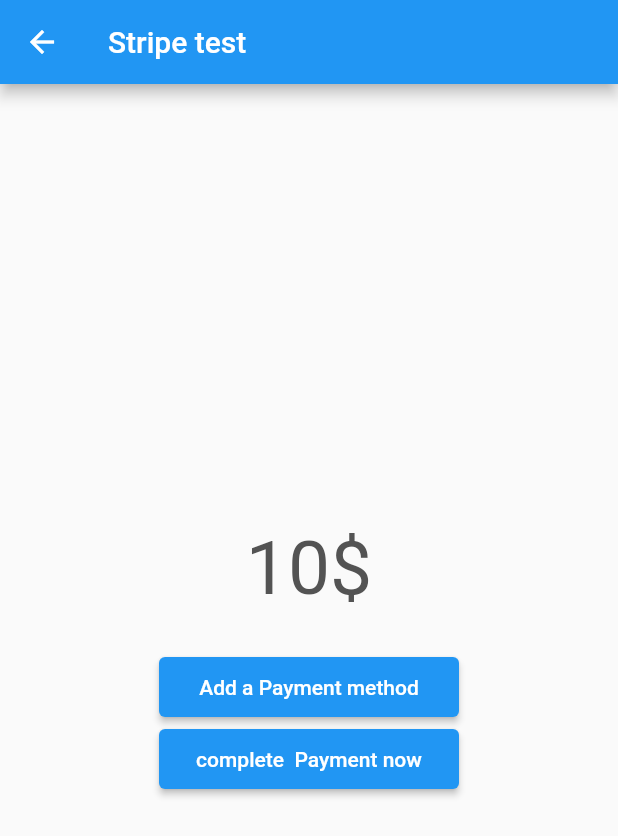
After one commit to LeNguyenGiaBao/strarry_flutter, a Flutter app: the PaymentScreen screen opened by its route, after a tap on "Add a Payment method", on a phone screen of 412 x 824 dp. The commit adds this screen. Shown: the top 836 px of the screen. Run offline on Flutter 3.47's test engine with Material 2 defaults, Android fonts, the phone set to English and light mode, and no system bars; our stand-ins replace flutter_svg, get; missing offline and left inert: flutter_stripe, stripe_payment; network calls fail; project files that could hold a hidden picture were left out.

Commit message:
on going payment

```diff
--- a/lib/main.dart
+++ b/lib/main.dart
@@ -7,6 +7,7 @@
 import 'package:strarry_flutter/screens/home/home_screen_state.dart';
 import 'package:strarry_flutter/screens/sign_in/sign_in_screen.dart';
 import 'package:strarry_flutter/size_config.dart';
+import 'package:strarry_flutter/screens/payment/payment_screen.dart';
 
 void main() {
   WidgetsFlutterBinding.ensureInitialized;
@@ -29,6 +30,7 @@
           visualDensity: VisualDensity.adaptivePlatformDensity,
         ),
         home: const HomeStateScreen(),
+        // home: PaymentScreen(),
         routes: routes,
       ),
     );
--- /dev/null
+++ b/lib/payment/payment_service.dart
@@ -0,0 +1 @@
+// TODO Implement this library.
--- a/lib/routes.dart
+++ b/lib/routes.dart
@@ -9,7 +9,7 @@
 import 'package:strarry_flutter/screens/cart/cart_screen.dart';
 import 'package:strarry_flutter/screens/checkout/checkout_screen.dart';
 import 'package:strarry_flutter/screens/order_confirmation/order_confirmation_screen.dart';
-// import 'package:strarry_flutter/screens/home/components/body.dart';
+import 'package:strarry_flutter/screens/payment/payment_screen.dart';
 
 // We use name route
 // All our routes will be available here
@@ -24,6 +24,7 @@
   CartScreen.routeName: (context) => CartScreen(),
   CheckoutScreen.routeName: (context) => const CheckoutScreen(),
   OrderConfirmation.routeName: (context) => const OrderConfirmation(),
+  PaymentScreen.routeName: (context) => PaymentScreen(),
   // Body.routeName: (context) => const Body(),
   // DetailsScreen.routeName: (context) => DetailsScreen(context),
 };
--- /dev/null
+++ b/lib/screens/payment/payment_screen.dart
@@ -0,0 +1,58 @@
+import 'package:flutter/material.dart';
+import 'payment_service.dart';
+import 'package:stripe_payment/stripe_payment.dart';
+
+class PaymentScreen extends StatefulWidget {
+  static String routeName = "/payment";
+  @override
+  _PaymentScreenState createState() => _PaymentScreenState();
+}
+
+class _PaymentScreenState extends State<PaymentScreen> {
+  PaymentMethod? paymentMethod;
+  @override
+  void initState() {
+    super.initState();
+    PaymentService.init();
+  }
+
+  @override
+  Widget build(BuildContext context) {
+    return Scaffold(
+      appBar: AppBar(
+        title: Text("Stripe test"),
+      ),
+      body: Column(
+        mainAxisAlignment: MainAxisAlignment.center,
+        children: [
+          Text(
+            '10\$',
+            style: TextStyle(fontSize: 50),
+          ),
+          SizedBox(height: 25),
+          Center(
+            child: ElevatedButton(
+              child: Text('Add a Payment method'),
+              style: ElevatedButton.styleFrom(fixedSize: Size(200, 40)),
+              onPressed: () async {
+                paymentMethod = await PaymentService().createPaymentMethod();
+                // print(paymentMethod!.id);
+                // PaymentService().processPayment(paymentMethod!);
+              },
+            ),
+          ),
+          Center(
+            child: ElevatedButton(
+              child: Text('complete  Payment now'),
+              style: ElevatedButton.styleFrom(fixedSize: Size(200, 40)),
+              onPressed: () async {
+                // print(paymentMethod!.id);
+                // PaymentService().processPayment(paymentMethod!);
+              },
+            ),
+          )
+        ],
+      ),
+    );
+  }
+}
--- /dev/null
+++ b/lib/screens/payment/payment_service.dart
@@ -0,0 +1,39 @@
+import 'package:stripe_payment/stripe_payment.dart';
+import 'package:http/http.dart' as http;
+
+class PaymentService {
+  final int amount;
+  final String url;
+
+  PaymentService({
+    this.amount = 10,
+    this.url = '',
+  });
+  static init() {
+    StripePayment.setOptions(
+      StripeOptions(
+          publishableKey:
+              'pk_test_51L0rOFLDy7P2snZ4JZhsdma4T5njeJoMwND3qWXgNlo7EoMPRoJWeZsHQMN5pHOHCRYvRS9FhHvyDrgUIKDtIsjt0089RtDf6c',
+          androidPayMode: 'test',
+          merchantId: 'test'),
+    );
+  }
+
+  Future<PaymentMethod?> createPaymentMethod() async {
+    print("mound , $amount");
+    PaymentMethod paymentMethod =
+        await StripePayment.paymentRequestWithCardForm(
+      CardFormPaymentRequest(),
+    );
+    return paymentMethod;
+  }
+
+  Future<void> processPayment(PaymentMethod paymentMethod) async {
+    //   final http.Response response1 = await http.post(
+    //     Uri.parse('$url?amount=$amount&currency=USDpay=${paymentMethod.id}'),
+    //   );
+    // }
+    // if (response1.body != 'error')
+    // {final pay}
+  }
+}
--- a/pubspec.yaml
+++ b/pubspec.yaml
@@ -38,6 +38,8 @@
   http: ^0.13.4
   get: ^4.6.1
   provider: ^6.0.2
+  stripe_payment: ^1.1.4
+  flutter_stripe: ^3.0.0
 
 dev_dependencies:
   flutter_test:
```
Also changed, not shown: pubspec.lock, 1 other file.
